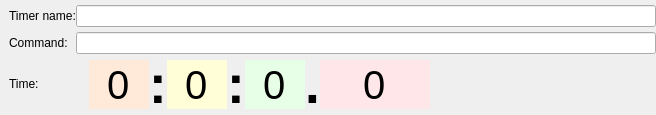
Qt form src/ui/timers_main_area.ui (Mudlet/Mudlet) before a commit.
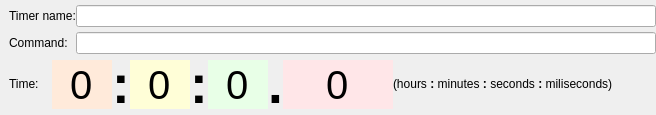
The same form after that commit.

What changed in the file:
```diff
--- a/src/ui/timers_main_area.ui
+++ b/src/ui/timers_main_area.ui
@@ -568,6 +568,13 @@
         </property>
        </widget>
       </item>
+      <item>
+       <widget class="QLabel" name="label_3">
+        <property name="text">
+         <string>&lt;html&gt;&lt;head/&gt;&lt;body&gt;&lt;p&gt;(hours &lt;span style=&quot; font-weight:600;&quot;&gt;:&lt;/span&gt; minutes &lt;span style=&quot; font-weight:600;&quot;&gt;:&lt;/span&gt; seconds &lt;span style=&quot; font-weight:600;&quot;&gt;:&lt;/span&gt; miliseconds)&lt;/p&gt;&lt;/body&gt;&lt;/html&gt;</string>
+        </property>
+       </widget>
+      </item>
       <item>
        <spacer name="horizontalSpacer">
         <property name="orientation">
```
Left out of the diff: 12 changed lines with no effect on the pictures.
